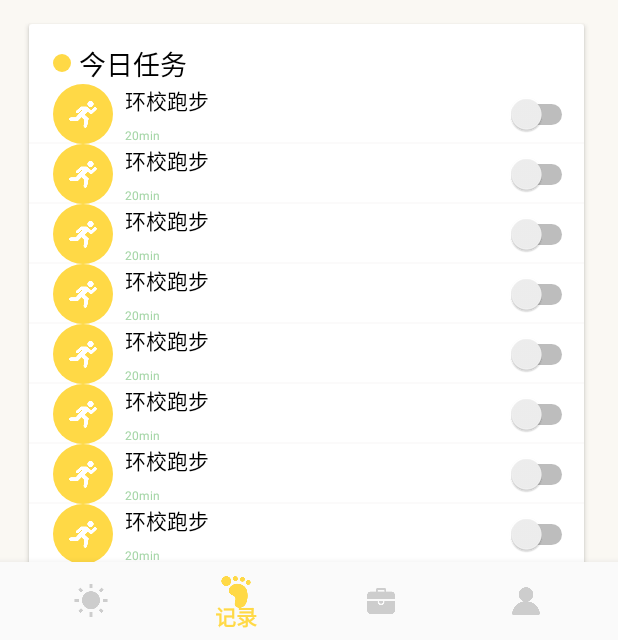
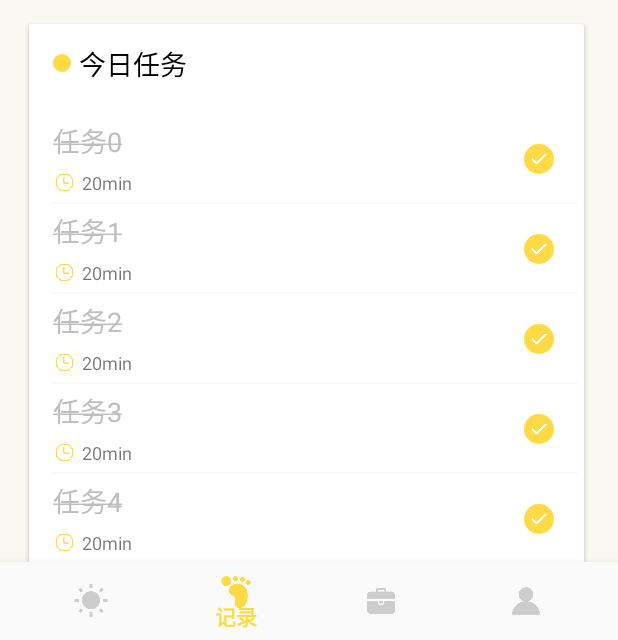
Before and after one commit to 9292922/fullOfVitality, an Android app: the screen it shows after launch (MainActivity), item 2 of the bottom bar chosen, on a phone screen of 412 x 824 dp, the part 596-1236 px from its top. Run offline under Robolectric (Android 15) with nearby library versions, the phone set to English and light mode, and no system bars; our stand-ins replace data binding; 1 statement that could not run was skipped.

Commit message:
complete the list

```diff
--- a/app/src/main/java/com/magicalstory/vitality/HomeFragment.java
+++ b/app/src/main/java/com/magicalstory/vitality/HomeFragment.java
@@ -1,19 +1,16 @@
 package com.magicalstory.vitality;
 
 import android.os.Bundle;
+import android.view.LayoutInflater;
+import android.view.View;
+import android.view.ViewGroup;
 
 import androidx.fragment.app.Fragment;
 import androidx.recyclerview.widget.LinearLayoutManager;
 import androidx.recyclerview.widget.RecyclerView;
 
-import android.util.Log;
-import android.view.LayoutInflater;
-import android.view.View;
-import android.view.ViewGroup;
-
-import com.magicalstory.vitality.databinding.FragmentHomeBinding;
-
 import java.util.ArrayList;
+import java.util.Random;
 
 public class HomeFragment extends Fragment {
     View view;
@@ -22,37 +19,32 @@ public class HomeFragment extends Fragment {
     @Override
     public View onCreateView(LayoutInflater inflater, ViewGroup container,
                              Bundle savedInstanceState) {
-        view=inflater.inflate(R.layout.fragment_home, container, false);
+        view = inflater.inflate(R.layout.fragment_home, container, false);
         initTaskList();//初始化任务列表
         return view;
 
     }
 
 
-
-
-
-
     //初始化任务列表
     private void initTaskList() {
-        ArrayList<tasks> tasksList=new ArrayList<>();
-
-        FragmentHomeBinding dataBinding=null;
+        ArrayList<tasks> tasksList = new ArrayList<>();
         for (int n = 0; n < 10; n++) {
             com.magicalstory.vitality.tasks tasks_single;
             tasks_single = new tasks();
             tasks_single.setName("任务" + n);
-            tasks_single.setStatus(false);
+            tasks_single.setStatus(new Random().nextBoolean());//随机设置一个任务完成状态
             tasksList.add(tasks_single);
         }//添加假数据
 
 
         RecyclerView recyclerLayoutTask;
-        recyclerLayoutTask =(RecyclerView) view.findViewById(R.id.recyclerLayout_task);
+        recyclerLayoutTask = (RecyclerView) view.findViewById(R.id.recyclerLayout_task);
         LinearLayoutManager linearLayoutManager = new LinearLayoutManager(getActivity());
         linearLayoutManager.setOrientation(LinearLayoutManager.VERTICAL);
         recyclerLayoutTask.setLayoutManager(linearLayoutManager);
-        mainTaskListAdapter taskListAdapter = new mainTaskListAdapter(tasksList,getActivity());//创建适配器
+        recyclerLayoutTask.setNestedScrollingEnabled(false);
+        mainTaskListAdapter taskListAdapter = new mainTaskListAdapter(tasksList, getActivity());//创建适配器
         recyclerLayoutTask.setAdapter(taskListAdapter);//设置适配器
 
         //---------------------------设置列表显示模式------------------------------
--- a/app/src/main/java/com/magicalstory/vitality/mainTaskListAdapter.java
+++ b/app/src/main/java/com/magicalstory/vitality/mainTaskListAdapter.java
@@ -1,13 +1,11 @@
 package com.magicalstory.vitality;
 
 import android.content.Context;
-import android.util.Log;
-import android.view.LayoutInflater;
+import android.graphics.Paint;
 import android.view.View;
 import android.view.ViewGroup;
 import android.widget.ImageView;
 import android.widget.TextView;
-
 
 import androidx.annotation.NonNull;
 import androidx.constraintlayout.widget.ConstraintLayout;
@@ -32,15 +30,54 @@ public class mainTaskListAdapter extends RecyclerView.Adapter<mainTaskListAdapte
     public mainTaskListAdapter.viewHolder onCreateViewHolder(@NonNull ViewGroup parent, int viewType) {
         View view;
         view = View.inflate(context, R.layout.main_task_item_common, null);
-        Log.d("测试", view.toString());
         return new viewHolder(view);
     }
 
+    //绑定组件的内容和事件
     @Override
-    public void onBindViewHolder(@NonNull mainTaskListAdapter.viewHolder holder, int position) {
-        com.magicalstory.vitality.tasks task;
+    public void onBindViewHolder(@NonNull final mainTaskListAdapter.viewHolder holder, int position) {
+        final com.magicalstory.vitality.tasks task;
         task = tasks.get(position);//获取任务实例对象
         holder.textView_title.setText(task.getName());//获取任务名字
+
+        setStatusUI(holder, task.isStatus());//初始化任务状态按钮ui
+
+
+        //------------------设置小任务图标点击事件--------------------
+        holder.imageView_status_right.setOnClickListener(new View.OnClickListener() {
+            @Override
+            public void onClick(View v) {
+                //可直接实现点击事件，也可以回调到activity
+                task.setStatus(!task.isStatus());//切换状态
+                setStatusUI(holder, task.isStatus());//初始化任务状态按钮ui
+            }
+        });
+
+        //------------------设置任务布局点击事件--------------------
+        holder.status_button.setOnClickListener(new View.OnClickListener() {
+            @Override
+            public void onClick(View v) {
+                //可直接实现点击事件，也可以回调到activity
+                task.setStatus(!task.isStatus());//切换状态
+                setStatusUI(holder, task.isStatus());//初始化任务状态按钮ui
+            }
+        });
+
+
+    }
+
+
+    public void setStatusUI(@NonNull final mainTaskListAdapter.viewHolder holder, boolean status) {
+        holder.status_button.setSelected(status);
+        if (status) {
+            holder.textView_title.setTextColor(context.getResources().getColor(R.color.deleted));
+            holder.textView_title.setPaintFlags(holder.textView_title.getPaintFlags() | Paint.STRIKE_THRU_TEXT_FLAG);
+
+
+        } else {
+            holder.textView_title.setTextColor(context.getResources().getColor(R.color.black));
+            holder.textView_title.setPaintFlags(holder.textView_title.getPaintFlags() & (~Paint.STRIKE_THRU_TEXT_FLAG));
+        }
     }
 
     //返回列表项总长度
@@ -50,26 +87,23 @@ public class mainTaskListAdapter extends RecyclerView.Adapter<mainTaskListAdapte
 
     }
 
+    interface onClickListener {
+
+    }
+
     //viewHolder
     class viewHolder extends RecyclerView.ViewHolder {
         private TextView textView_title;
-        private ImageView imageView_icon;
-        private ConstraintLayout imageView_icon_background;
         private TextView textView_status;
+        private ConstraintLayout status_button;
+        private ImageView imageView_status_right;
 
         public viewHolder(View itemView) {
             super(itemView);
-            //itemView来源:  view = View.inflate(context, R.layout.main_task_item_common, null);
-            imageView_icon = itemView.findViewById(R.id.imageView_task_icon);
-            imageView_icon_background = itemView.findViewById(R.id.task_list_icon_background);
-            textView_title = itemView.findViewById(R.id.textView_title);
+            textView_title = itemView.findViewById(R.id.textView_task_list_title);
             textView_status = itemView.findViewById(R.id.textView_status);
-
-            if (textView_title == null) {
-                Log.d("viewHolder", "对象为空");
-            } else {
-                Log.d("viewHolder", "对象不为空");
-            }
+            imageView_status_right = itemView.findViewById(R.id.img_status_icon);
+            status_button = itemView.findViewById(R.id.button_status);
         }
     }
 }
--- a/app/src/main/java/com/magicalstory/vitality/tasks.java
+++ b/app/src/main/java/com/magicalstory/vitality/tasks.java
@@ -26,9 +26,7 @@ public class tasks {
         this.status = status;
     }
 
-    public tasks getTask() {
-        return this;
-    }
+
 
 
 }
--- /dev/null
+++ b/app/src/main/res/drawable/item_task_status_background_off.xml
@@ -0,0 +1,4 @@
+<?xml version="1.0" encoding="utf-8"?>
+<shape xmlns:android="http://schemas.android.com/apk/res/android" android:shape="oval">
+<stroke android:color="#DADADA" android:width="2dp"> </stroke>
+</shape>
--- /dev/null
+++ b/app/src/main/res/drawable/item_task_status_background_on.xml
@@ -0,0 +1,4 @@
+<?xml version="1.0" encoding="utf-8"?>
+<shape xmlns:android="http://schemas.android.com/apk/res/android" android:shape="oval">
+<solid android:color="@color/appThemeColor"></solid>
+</shape>
--- /dev/null
+++ b/app/src/main/res/drawable/item_task_status_selector.xml
@@ -0,0 +1,5 @@
+<?xml version="1.0" encoding="utf-8"?>
+<selector xmlns:android="http://schemas.android.com/apk/res/android">
+    <item android:state_selected="true" android:drawable="@drawable/item_task_status_background_on" />
+    <item android:drawable="@drawable/item_task_status_background_off" />
+</selector>
--- a/app/src/main/res/layout/fragment_home.xml
+++ b/app/src/main/res/layout/fragment_home.xml
@@ -13,6 +13,7 @@
             android:layout_height="match_parent">
 
             <ScrollView
+
                 android:layout_width="match_parent"
                 android:layout_height="0dp"
                 app:layout_constraintBottom_toBottomOf="parent"
@@ -27,6 +28,7 @@
 
                     <androidx.constraintlayout.widget.ConstraintLayout
                         android:id="@+id/main_long_layout"
+
                         android:layout_width="match_parent"
                         android:layout_height="1500dp"
                         android:background="#07FFBF00">
@@ -151,6 +153,7 @@
                                 app:layout_constraintTop_toTopOf="@+id/imageView_record_background" />
 
                             <androidx.constraintlayout.widget.ConstraintLayout
+
                                 android:id="@+id/vitality_view"
                                 android:layout_width="wrap_content"
                                 android:layout_height="35dp"
@@ -205,8 +208,10 @@
                             app:layout_constraintGuide_begin="7dp" />
 
                         <androidx.cardview.widget.CardView
+                            android:focusable="true"
+                            android:focusableInTouchMode="true"
                             android:layout_width="370dp"
-                            android:layout_height="500dp"
+                            android:layout_height="wrap_content"
                             android:layout_marginTop="16dp"
                             app:layout_constraintEnd_toEndOf="parent"
                             app:layout_constraintHorizontal_bias="0.454"
@@ -215,6 +220,8 @@
 
                             <androidx.constraintlayout.widget.ConstraintLayout
                                 android:layout_width="match_parent"
+                                android:focusable="true"
+                                android:focusableInTouchMode="true"
                                 android:layout_height="match_parent">
 
                                 <ImageView
@@ -245,9 +252,15 @@
                                     android:id="@+id/recyclerLayout_task"
                                     android:layout_width="match_parent"
                                     android:layout_height="wrap_content"
+                                    android:layout_marginTop="20dp"
+                                    android:layout_marginBottom="15dp"
+                                    android:descendantFocusability="afterDescendants"
+                                    app:layout_constraintBottom_toBottomOf="parent"
                                     app:layout_constraintEnd_toEndOf="parent"
+                                    app:layout_constraintHorizontal_bias="0.0"
                                     app:layout_constraintStart_toStartOf="parent"
-                                    app:layout_constraintTop_toBottomOf="@+id/textView_task_title" />
+                                    app:layout_constraintTop_toBottomOf="@+id/textView_task_title"
+                                    app:layout_constraintVertical_bias="1.0" />
                             </androidx.constraintlayout.widget.ConstraintLayout>
                         </androidx.cardview.widget.CardView>
 
--- a/app/src/main/res/layout/main_task_item_common.xml
+++ b/app/src/main/res/layout/main_task_item_common.xml
@@ -1,74 +1,81 @@
 <?xml version="1.0" encoding="utf-8"?>
 <androidx.constraintlayout.widget.ConstraintLayout xmlns:android="http://schemas.android.com/apk/res/android"
     xmlns:app="http://schemas.android.com/apk/res-auto"
-    xmlns:tools="http://schemas.android.com/tools"
+    xmlns:tools="http://schemas.android.com/tools" android:layout_width="match_parent"
+    android:layout_height="wrap_content" >
+
+    <androidx.constraintlayout.widget.ConstraintLayout
         android:layout_width="match_parent"
-    android:layout_height="70dp">
+        android:layout_height="60dp"
+        app:layout_constraintBottom_toBottomOf="parent"
+        app:layout_constraintEnd_toEndOf="parent"
+        app:layout_constraintStart_toStartOf="parent"
+        app:layout_constraintTop_toTopOf="parent">
 
-    <Switch
-        android:id="@+id/switch_status"
+        <ImageView
+            android:id="@+id/img_clock"
+            android:layout_width="15dp"
+            android:layout_height="15dp"
+            app:layout_constraintBottom_toBottomOf="parent"
+            app:layout_constraintStart_toStartOf="@+id/textView_task_list_title"
+            app:layout_constraintTop_toBottomOf="@+id/textView_task_list_title"
+            app:srcCompat="@drawable/icon_clock" />
+
+        <TextView
+            android:id="@+id/textView_task_list_title"
             android:layout_width="wrap_content"
             android:layout_height="wrap_content"
-        android:layout_marginEnd="4dp"
-        android:layout_marginRight="4dp"
-        app:layout_constraintBottom_toBottomOf="parent"
-        app:layout_constraintEnd_toEndOf="parent"
-        app:layout_constraintTop_toTopOf="parent" />
+            android:layout_marginStart="16dp"
+            android:layout_marginLeft="16dp"
+            android:layout_marginTop="4dp"
+            android:textColor="#000000"
+            android:textSize="18sp"
+            app:layout_constraintStart_toStartOf="parent"
+            app:layout_constraintTop_toTopOf="parent"
+            tools:text="环校跑步" />
 
         <TextView
             android:id="@+id/textView_status"
             android:layout_width="wrap_content"
             android:layout_height="wrap_content"
-        android:layout_marginStart="8dp"
-        android:layout_marginLeft="8dp"
+            android:layout_marginStart="4dp"
+            android:layout_marginLeft="4dp"
             android:text="20min"
-        android:textColor="#A5D6A7"
-        android:textSize="8sp"
-        app:layout_constraintBottom_toBottomOf="@+id/task_list_icon_background"
-        app:layout_constraintStart_toEndOf="@+id/task_list_icon_background"
+            android:textSize="12sp"
+            app:layout_constraintBottom_toBottomOf="@+id/img_clock"
+            app:layout_constraintStart_toEndOf="@+id/img_clock"
+            app:layout_constraintTop_toTopOf="@+id/img_clock"
             tools:text="20min" />
-
-    <TextView
-        android:id="@+id/textView_task_list_title_a"
-        android:layout_width="wrap_content"
-        android:layout_height="wrap_content"
-        android:layout_marginStart="8dp"
-        android:layout_marginLeft="8dp"
-        android:text="环校跑步"
-        android:textColor="#000000"
-        android:textSize="14sp"
-        app:layout_constraintStart_toEndOf="@+id/task_list_icon_background"
-        app:layout_constraintTop_toTopOf="@+id/task_list_icon_background" />
 
         <View
             android:id="@+id/divider"
-        android:layout_width="400dp"
+            android:layout_width="350dp"
             android:layout_height="1dp"
-        android:background="#11BDB6B6"
+            android:background="#1DCCCACA"
+            app:layout_constraintBottom_toBottomOf="parent"
+            app:layout_constraintStart_toStartOf="@+id/textView_task_list_title" />
+
+        <androidx.constraintlayout.widget.ConstraintLayout
+            android:id="@+id/button_status"
+            android:layout_width="20dp"
+            android:layout_height="20dp"
+            android:layout_marginEnd="16dp"
+            android:layout_marginRight="16dp"
+            android:background="@drawable/item_task_status_selector"
             app:layout_constraintBottom_toBottomOf="parent"
             app:layout_constraintEnd_toEndOf="parent"
-        app:layout_constraintStart_toStartOf="parent" />
-
-    <androidx.constraintlayout.widget.ConstraintLayout
-        android:id="@+id/task_list_icon_background"
-        android:layout_width="40dp"
-        android:layout_height="40dp"
-        android:layout_marginStart="16dp"
-        android:layout_marginLeft="16dp"
-        android:background="@drawable/task_icon"
-        app:layout_constraintBottom_toBottomOf="parent"
-        app:layout_constraintStart_toStartOf="parent"
-        app:layout_constraintTop_toTopOf="parent"
-        app:layout_constraintVertical_bias="0.466">
+            app:layout_constraintTop_toTopOf="parent">
 
             <ImageView
-            android:id="@+id/imageView_task_icon"
-            android:layout_width="20dp"
-            android:layout_height="20dp"
+                android:id="@+id/img_status_icon"
+                android:layout_width="12dp"
+                android:layout_height="12dp"
                 app:layout_constraintBottom_toBottomOf="parent"
                 app:layout_constraintEnd_toEndOf="parent"
                 app:layout_constraintStart_toStartOf="parent"
                 app:layout_constraintTop_toTopOf="parent"
-            app:srcCompat="@drawable/icon_running" />
+                app:srcCompat="@drawable/icon_right" />
+        </androidx.constraintlayout.widget.ConstraintLayout>
+
     </androidx.constraintlayout.widget.ConstraintLayout>
 </androidx.constraintlayout.widget.ConstraintLayout>
--- a/app/src/main/res/values/colors.xml
+++ b/app/src/main/res/values/colors.xml
@@ -11,4 +11,6 @@
     <color name="main_background_color">#3CFFF5D7</color>
     <color name="record_color">#2CEBE1BE</color>
     <color name="record_frame_color">#99FFC400</color>
+    <color name="black">#000000</color>
+    <color name="deleted">#BEBEBE</color>
 </resources>
```
Also changed, not shown: app/src/main/res/drawable/icon_clock.png (added), app/src/main/res/drawable/icon_right.png (added). Lines whose indentation alone changed are shown as unchanged.
